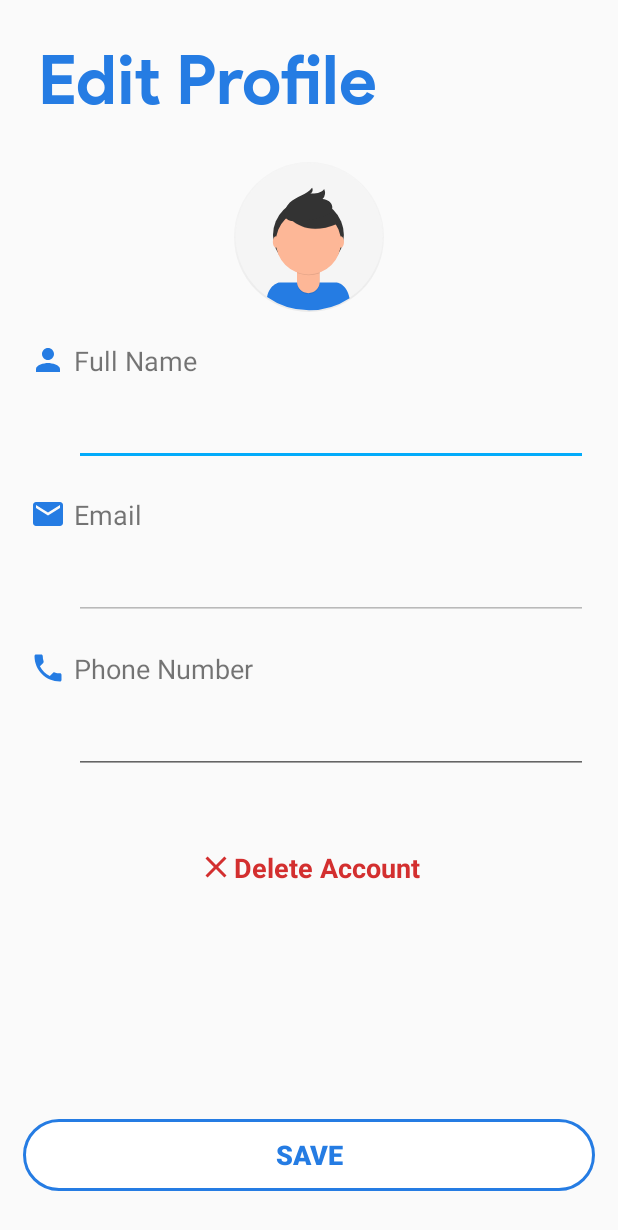
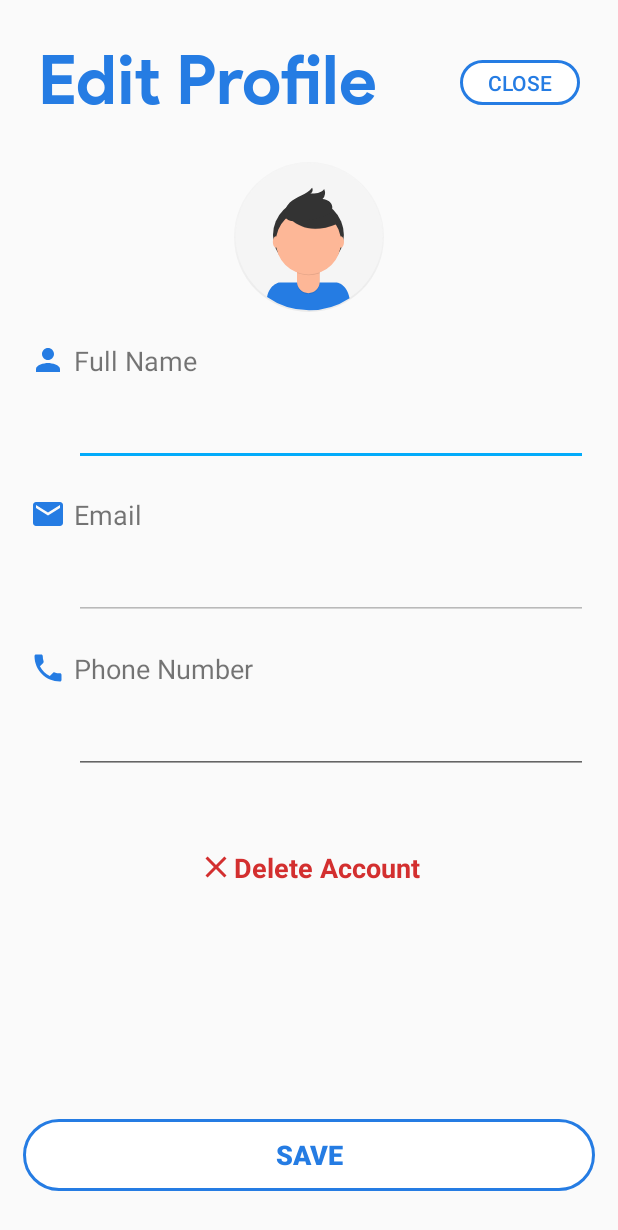
Before and after one commit to jonathanlee06/WellSafe, an Android app: the EditProfile screen opened directly, with no data from a screen before it, on a phone screen of 412 x 824 dp. Shown: the top 1230 px of the screen. Run offline under Robolectric (Android 15) with nearby library versions, the phone set to English and light mode, and no system bars; our stand-ins replace Firebase (no records; nobody signed in at launch, a user with empty details on screens opened directly); network calls fail.

Commit message:
Added close button in edit profile

```diff
--- a/app/src/main/java/com/example/wellsafe/ui/checkin/CheckInCamera.java
+++ b/app/src/main/java/com/example/wellsafe/ui/checkin/CheckInCamera.java
@@ -12,6 +12,7 @@ import android.content.Intent;
 import android.content.pm.PackageManager;
 import android.os.Bundle;
 import android.text.InputType;
+import android.util.Log;
 import android.widget.EditText;
 import android.widget.Toast;
 
@@ -72,9 +73,10 @@ public class CheckInCamera extends AppCompatActivity implements ZXingScannerView
         boolean valid = res.contains(delimiter);
 
         //Todo: Fix valid checking QR Code
-        if(valid){
+        if(!valid){
             temp = res.split(delimiter);
             String identifier = temp[0];
+            Log.e("Identifier", identifier);
             final String location = temp[1];
 
 
@@ -103,6 +105,7 @@ public class CheckInCamera extends AppCompatActivity implements ZXingScannerView
                             public void onComplete(@NonNull Task<Void> task) {
                                 //Toast.makeText(HomeActivity.this, "Registration Successful", Toast.LENGTH_SHORT).show();
                                 setSummary(location, currentDate, currentTime, temperature);
+                                onBackPressed();
                                 Intent intent = new Intent(CheckInCamera.this, CheckInSummary.class);
                                 startActivity(intent);
                             }
--- a/app/src/main/java/com/example/wellsafe/ui/profile/EditProfile.java
+++ b/app/src/main/java/com/example/wellsafe/ui/profile/EditProfile.java
@@ -69,6 +69,7 @@ public class EditProfile extends AppCompatActivity {
         emailEdit = (EditText) findViewById((R.id.emailEdit));
         phoneNumberEdit = (EditText) findViewById((R.id.phoneNumberEdit));
         Button save = (Button) findViewById(R.id.saveEditButton);
+        Button editClose = (Button) findViewById(R.id.editClose);
         TextView deleteAccount = (TextView) findViewById(R.id.deleteAccount);
 
         fullNameEdit.setText(fullNameProfile, TextView.BufferType.EDITABLE);
@@ -154,6 +155,13 @@ public class EditProfile extends AppCompatActivity {
                 }
             }
         });
+
+        editClose.setOnClickListener(new View.OnClickListener() {
+            @Override
+            public void onClick(View v) {
+                onBackPressed();
+            }
+        });
     }
 
     private void loadSignUpView() {
--- a/app/src/main/res/layout/activity_edit_profile.xml
+++ b/app/src/main/res/layout/activity_edit_profile.xml
@@ -21,6 +21,19 @@
         android:text="Edit Profile"
         android:textColor="#257CE3"
         android:textSize="45dp" />
+
+    <Button
+        android:id="@+id/editClose"
+        android:layout_width="80dp"
+        android:layout_height="30dp"
+        android:layout_alignParentEnd="true"
+        android:layout_marginTop="40dp"
+        android:layout_marginRight="25dp"
+        android:background="@drawable/button_contrast_white"
+        android:text="Close"
+        android:textColor="@color/colorMain"
+        android:stateListAnimator="@null"
+        />
 
     <ImageView
         android:id="@+id/editAvatar"
```
